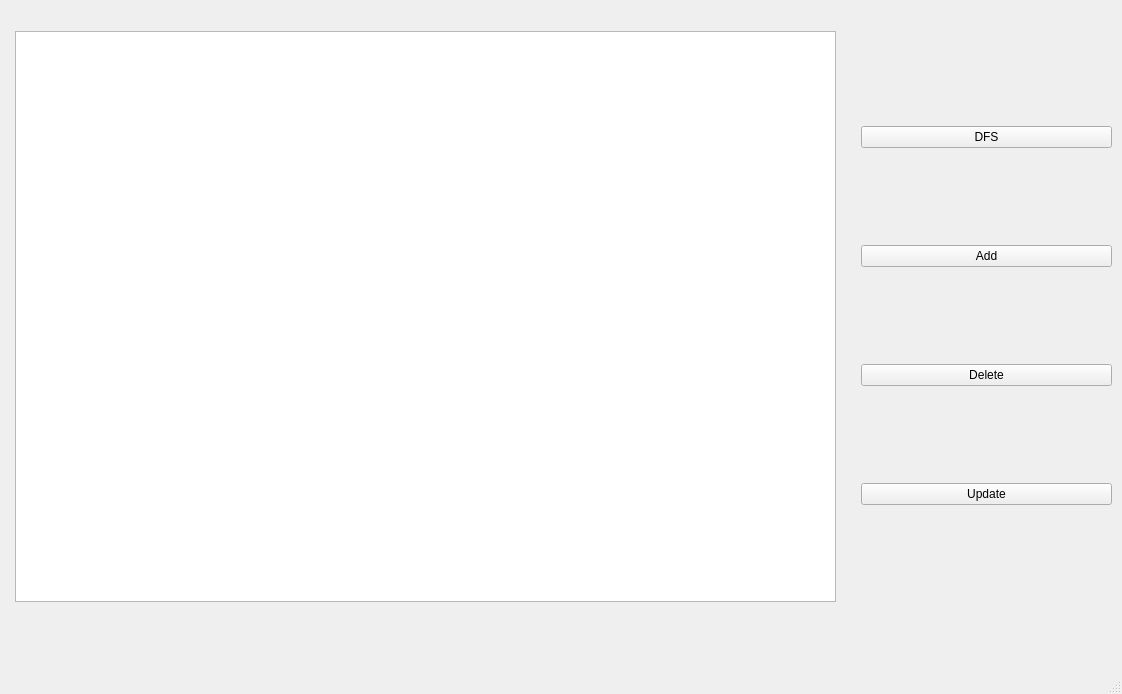
Old version of the form src/home.ui in the repository Ahmedwahdan2003/GuideMe.
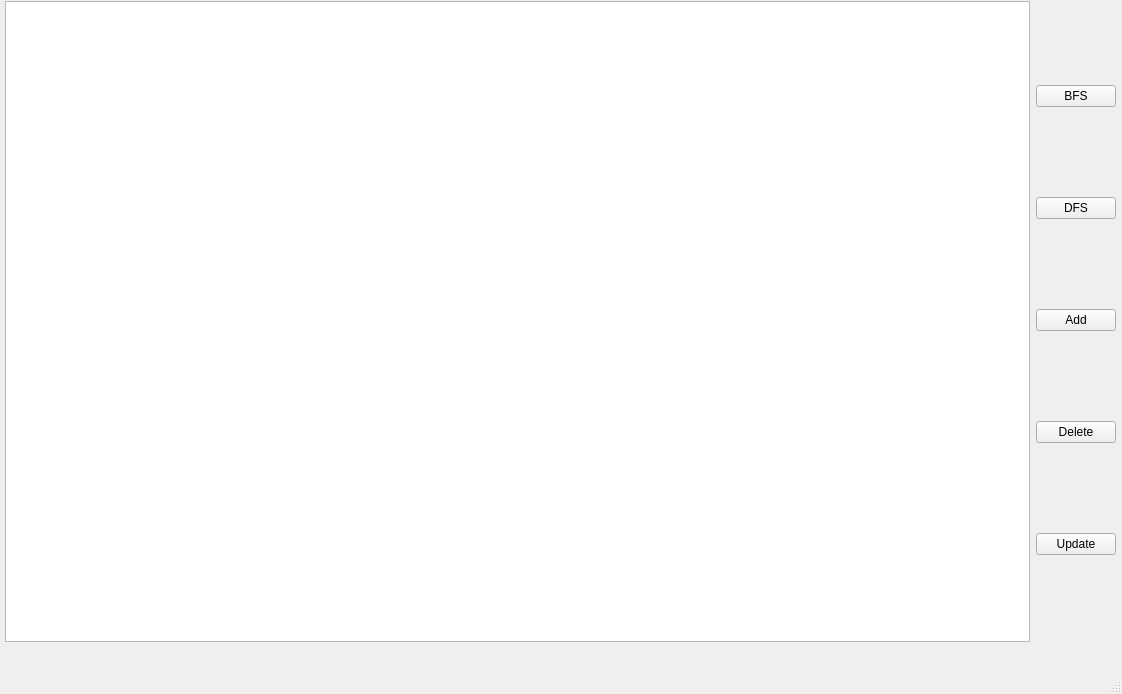
New version of the form.

What changed in the file:
```diff
--- a/src/home.ui
+++ b/src/home.ui
@@ -14,28 +14,30 @@
    <string>Home</string>
   </property>
   <widget class="QWidget" name="centralwidget">
-   <widget class="QGraphicsView" name="graphicsView">
-    <property name="geometry">
-     <rect>
-      <x>15</x>
-      <y>31</y>
-      <width>821</width>
-      <height>571</height>
-     </rect>
-    </property>
-   </widget>
    <widget class="QWidget" name="">
     <property name="geometry">
      <rect>
-      <x>861</x>
-      <y>35</y>
-      <width>251</width>
-      <height>561</height>
+      <x>5</x>
+      <y>1</y>
+      <width>1111</width>
+      <height>641</height>
      </rect>
     </property>
+    <layout class="QHBoxLayout" name="horizontalLayout">
+     <item>
+      <widget class="QGraphicsView" name="graphicsView"/>
+     </item>
+     <item>
     <layout class="QVBoxLayout" name="verticalLayout">
      <item>
-      <widget class="QPushButton" name="pushButton_4">
+        <widget class="QPushButton" name="BFS_btn">
+         <property name="text">
+          <string>BFS</string>
+         </property>
+        </widget>
+       </item>
+       <item>
+        <widget class="QPushButton" name="DFS_btn">
        <property name="text">
         <string>DFS</string>
        </property>
@@ -63,6 +65,8 @@
       </widget>
      </item>
     </layout>
+     </item>
+    </layout>
    </widget>
   </widget>
   <widget class="QStatusBar" name="statusbar"/>
```
Left out of the diff: 8 changed lines with no effect on the pictures. Lines whose indentation alone changed are shown as unchanged.
